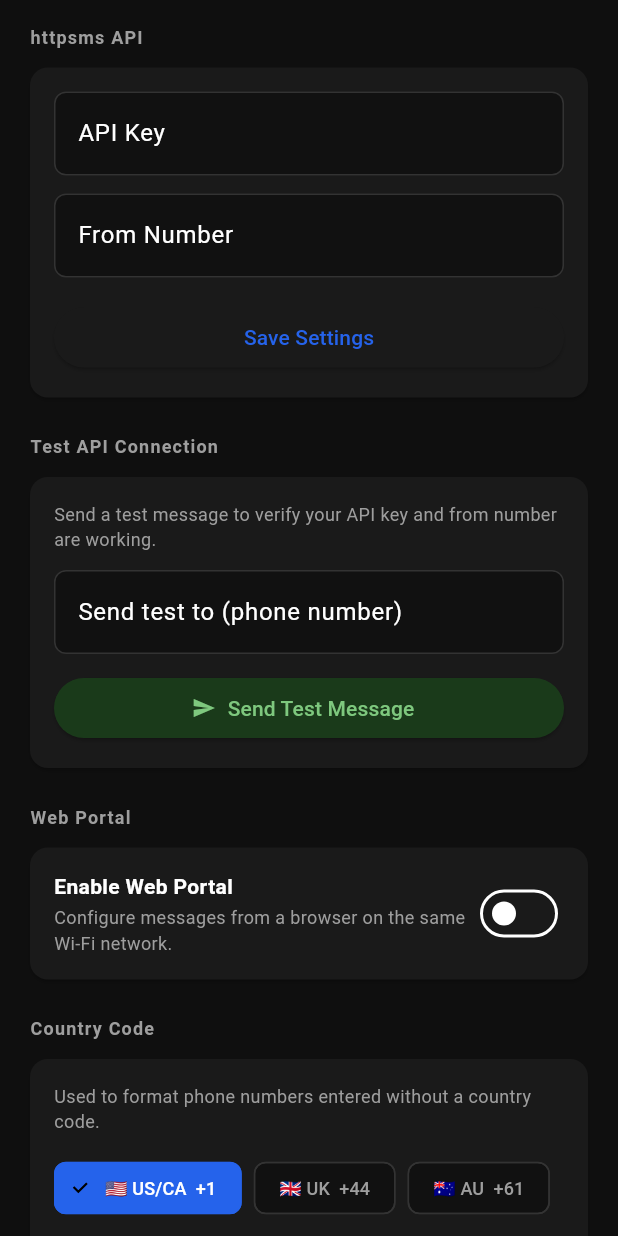
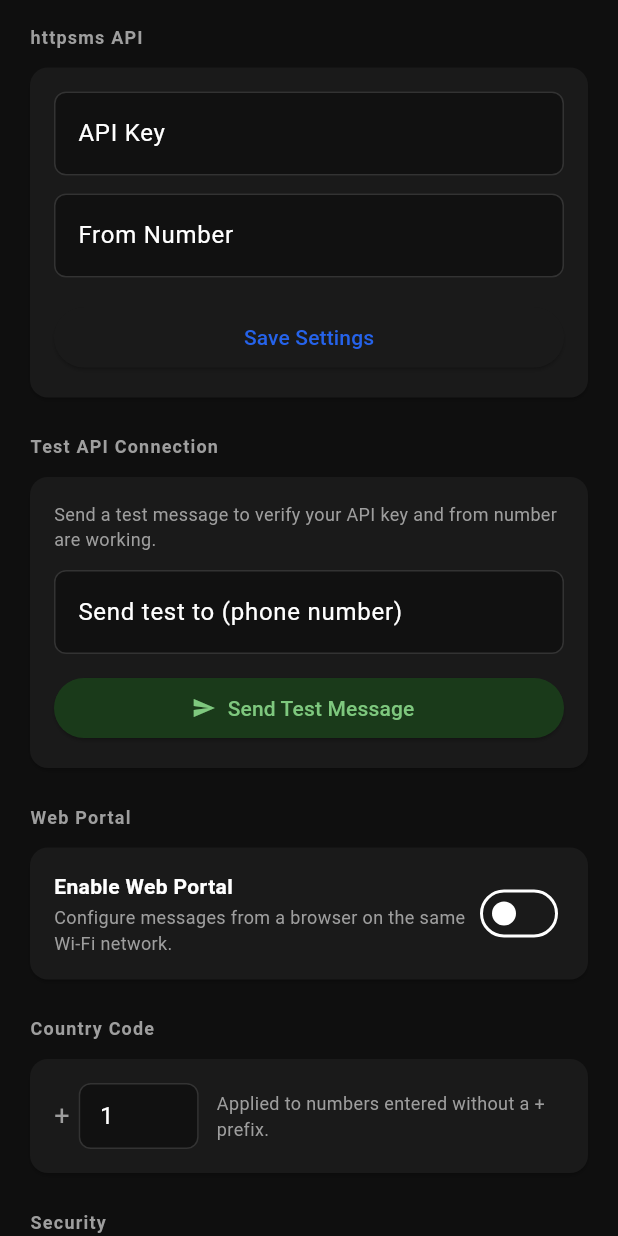
Before and after one commit to SirBiggin/Deadswitch, a Flutter app: the SettingsScreen screen opened directly, on a phone screen of 412 x 824 dp. Run offline on Flutter 3.47's test engine with Material 3 defaults, Android fonts, the phone set to English and light mode, and no system bars; our stand-ins replace flutter_contacts, shared_preferences, shelf, sqflite; missing offline and left inert: shelf_router, workmanager; accounts and stored records are empty.

Commit message:
v1.2.12 — Simplify country code to plain text entry

```diff
--- a/lib/screens/settings_screen.dart
+++ b/lib/screens/settings_screen.dart
@@ -61,10 +61,8 @@
       _fromCtrl.text    = from;
       _webPortalEnabled = portal;
       _webIp            = ip;
-      _countryCode      = code;
-      if (!_kCommonCodes.any((c) => c.$2 == code)) {
-        _customCodeCtrl.text = code;
-      }
+      _countryCode             = code;
+      _customCodeCtrl.text     = code;
     });
   }
 
@@ -285,32 +283,8 @@
           _section('Country Code'),
           Card(child: Padding(
             padding: const EdgeInsets.all(16),
-            child: Column(crossAxisAlignment: CrossAxisAlignment.start, children: [
-              const Text(
-                'Used to format phone numbers entered without a country code.',
-                style: TextStyle(color: Colors.grey, fontSize: 12),
-              ),
-              const SizedBox(height: 12),
-              Wrap(spacing: 8, runSpacing: 8, children: _kCommonCodes.map((c) {
-                final selected = _countryCode == c.$2;
-                return ChoiceChip(
-                  label: Text('${c.$1}  +${c.$2}'),
-                  selected: selected,
-                  onSelected: (_) => _saveCountryCode(c.$2),
-                  selectedColor: const Color(0xFF2563eb),
-                  labelStyle: TextStyle(
-                    color: selected ? Colors.white : Colors.grey,
-                    fontSize: 12,
-                  ),
-                  backgroundColor: const Color(0xFF111111),
-                  side: BorderSide(
-                    color: selected ? const Color(0xFF2563eb) : const Color(0xFF333333),
-                  ),
-                );
-              }).toList()),
-              const SizedBox(height: 12),
-              Row(children: [
-                const Text('Other: +', style: TextStyle(color: Colors.grey, fontSize: 14)),
+            child: Row(children: [
+              const Text('+', style: TextStyle(color: Colors.grey, fontSize: 18)),
               const SizedBox(width: 6),
               SizedBox(
                 width: 80,
@@ -318,9 +292,9 @@
                   controller: _customCodeCtrl,
                   keyboardType: TextInputType.number,
                   decoration: const InputDecoration(
-                      hintText: '49',
+                    hintText: '1',
                     isDense: true,
-                      contentPadding: EdgeInsets.symmetric(horizontal: 10, vertical: 8),
+                    contentPadding: EdgeInsets.symmetric(horizontal: 10, vertical: 10),
                   ),
                   onSubmitted: (v) {
                     final code = v.replaceAll(RegExp(r'\D'), '');
@@ -328,15 +302,13 @@
                   },
                 ),
               ),
-                const SizedBox(width: 8),
-                TextButton(
-                  onPressed: () {
-                    final code = _customCodeCtrl.text.replaceAll(RegExp(r'\D'), '');
-                    if (code.isNotEmpty) _saveCountryCode(code);
-                  },
-                  child: const Text('Set'),
+              const SizedBox(width: 12),
+              const Expanded(
+                child: Text(
+                  'Applied to numbers entered without a + prefix.',
+                  style: TextStyle(color: Colors.grey, fontSize: 12),
                 ),
-              ]),
+              ),
             ]),
           )),
           const SizedBox(height: 20),
--- a/pubspec.yaml
+++ b/pubspec.yaml
@@ -1,7 +1,7 @@
 name: deadswitch_app
 description: "DeadSwitch - Dead man's switch app"
 publish_to: 'none'
-version: 1.2.11+23
+version: 1.2.12+24
 
 environment:
   sdk: ^3.12.1
```
Lines whose indentation alone changed are shown as unchanged.
